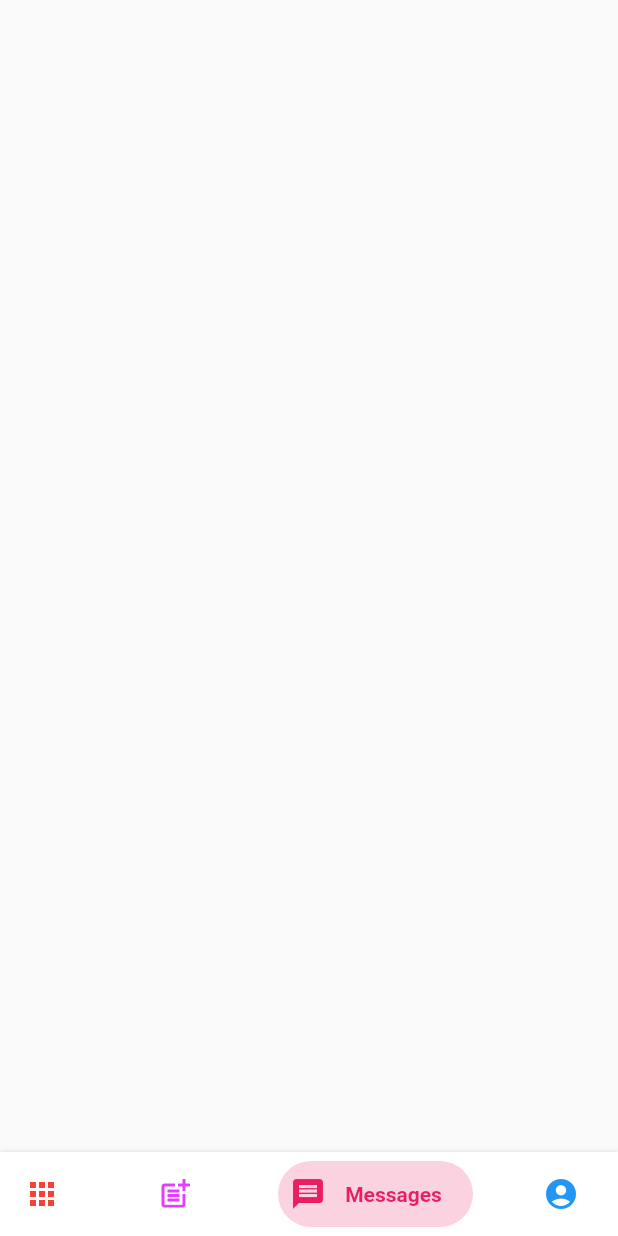
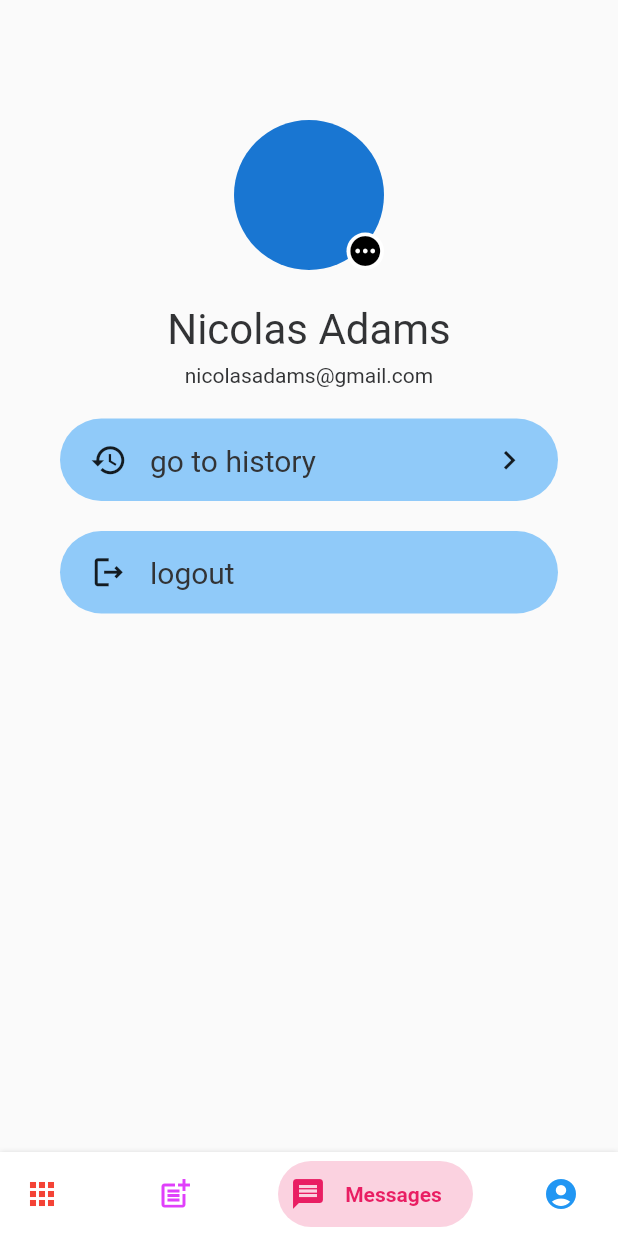
Before and after one commit to profectus200/inno-cart, a Flutter app: the CustomizedBottomNavigationbar screen opened by its route, item 3 of the bottom bar chosen, on a phone screen of 412 x 824 dp. Run offline on Flutter 3.47's test engine with Material 2 defaults, Android fonts, the phone set to English and light mode, and no system bars; drawn by our look-alikes of bottom_navy_bar; our stand-ins replace flutter_secure_storage; accounts and stored records are empty; network calls fail; Roboto replaces fonts that are missing (Poppins).

Commit message:
add profile page with logout

```diff
--- a/lib/main.dart
+++ b/lib/main.dart
@@ -2,15 +2,21 @@ import 'package:flutter/material.dart';
 import 'package:innocart_front/presentation/app_pages/navbar.dart';
 import 'package:innocart_front/presentation/auth/login_page.dart';
 import 'package:innocart_front/presentation/auth/register_page.dart';
+import 'package:innocart_front/presentation/app_pages/profile/profile_page.dart';
 void main() {
-  runApp(MaterialApp(
+
+  runApp(
+      // ProfileScreen()
+// MyApp()
+      MaterialApp(
     debugShowCheckedModeBanner: false,
-    home: const MyLogin(),
-    // home: const CustomizedBottomNavigationbar(),
+    // home: const MyLogin(),
+    home: MyLogin(),
     routes: {
       'register': (context) => const MyRegister(),
       'login': (context) => const MyLogin(),
       'dashboard': (context) => const CustomizedBottomNavigationbar()
     },
-  ));
+  )
+  );
 }
--- a/lib/presentation/app_pages/navbar.dart
+++ b/lib/presentation/app_pages/navbar.dart
@@ -3,7 +3,7 @@ import 'package:innocart_front/presentation/app_pages/add_post_page.dart';
 import 'dashboard_page.dart';
 import 'package:flutter/material.dart';
 import 'package:bottom_navy_bar/bottom_navy_bar.dart';
-
+import 'profile/profile_page.dart';
 
 class CustomizedBottomNavigationbar extends StatefulWidget {
   const CustomizedBottomNavigationbar({Key? key}) : super(key: key);
@@ -34,6 +34,7 @@ class _CustomizedBottomNavigationbarState
       case 2 :
         // return MessagesPage();
       case 3:
+        return ProfileScreen();
         // return SettingPage();
     }
   }
--- /dev/null
+++ b/lib/presentation/app_pages/profile/profile_page.dart
@@ -0,0 +1,150 @@
+import 'package:flutter/material.dart';
+import 'package:innocart_front/presentation/extra/primary_text.dart';
+import 'package:innocart_front/presentation/extra/app_colors.dart';
+import '../../auth/login_page.dart';
+
+class ProfileListItem extends StatelessWidget {
+  final IconData icon;
+  final String text;
+  final bool hasNavigation;
+
+  const ProfileListItem({
+    // Key key,
+    required this.icon,
+    required this.text,
+    this.hasNavigation = true,
+  });
+
+  @override
+  Widget build(BuildContext context) {
+    return Container(
+      height: 10 * 5.5,
+      margin: EdgeInsets.symmetric(
+        horizontal: 10 * 4,
+      ).copyWith(
+        bottom: 10 * 2,
+      ),
+      padding: EdgeInsets.symmetric(
+        horizontal: 10 * 2,
+      ),
+      decoration: BoxDecoration(
+        borderRadius: BorderRadius.circular(10 * 3),
+        color: Theme.of(context).backgroundColor,
+      ),
+      child: Row(
+        children: <Widget>[
+          Icon(
+            this.icon,
+            size: 10 * 2.5,
+          ),
+          SizedBox(width: 10 * 1.5),
+          PrimaryText(text: this.text, size : 20),
+          // Text(
+          //   this.text,
+          //   style: kTitleTextStyle.copyWith(
+          //     fontWeight: FontWeight.w500,
+          //   ),
+          // ),
+          Spacer(),
+          if (this.hasNavigation)
+            Icon(
+              Icons.keyboard_arrow_right,
+              size: 10 * 2.5,
+            ),
+        ],
+      ),
+    );
+  }
+}
+class ProfileScreen extends StatelessWidget {
+  @override
+  Widget build(BuildContext context) {
+    // ScreenUtil.init(context);
+    var profileInfo = Expanded(
+      child: Column(
+        children: <Widget>[
+          Container(
+            height: 10 * 10,
+            width: 10 * 10,
+            margin: EdgeInsets.only(top: 10 * 3),
+            child: Stack(
+              children: <Widget>[
+                CircleAvatar(
+                  radius: 10 * 5,
+                  // backgroundImage: AssetImage('assets/images/avatar.png'),
+                ),
+                Align(
+                  alignment: Alignment.bottomRight,
+                  child: Container(
+                    height: 10 * 2.5,
+                    width: 10 * 2.5,
+                    decoration: BoxDecoration(
+                      color: Theme.of(context).colorScheme.onSecondary,
+                      shape: BoxShape.circle,
+                    ),
+                    child: Center(
+                      heightFactor: 10 * 1.5,
+                      widthFactor: 10 * 1.5,
+                      child: Icon(
+                        Icons.pending,
+                        color: AppColors.black,
+                        // size: ScreenUtil().setSp(10 * 1.5),
+                      ),
+                    ),
+                  ),
+                ),
+              ],
+            ),
+          ),
+          SizedBox(height: 10 * 2),
+          PrimaryText(text: 'Nicolas Adams', size : 28),
+          SizedBox(height: 10 * 0.5),
+          PrimaryText(text: 'nicolasadams@gmail.com', size: 14),
+          SizedBox(height: 10 * 2),
+        ],
+      ),
+    );
+
+    var header = Row(
+      mainAxisAlignment: MainAxisAlignment.spaceBetween,
+      crossAxisAlignment: CrossAxisAlignment.start,
+      children: <Widget>[
+        SizedBox(width: 10 * 3),
+        // Icon(
+        //   LineAwesomeIcons.arrow_left,
+        //   size: ScreenUtil().setSp(10 * 3),
+        // ),
+        profileInfo,
+        // themeSwitcher,
+        SizedBox(width: 10 * 3),
+      ],
+    );
+    return Scaffold(
+      body: Column(
+        children: <Widget>[
+          SizedBox(height: 10 * 5),
+          header,
+          Expanded(
+            child: ListView(
+              children: <Widget>[
+                ProfileListItem(icon: Icons.history, text: "go to history"),
+                GestureDetector(
+                    onTap: () => {
+                      Navigator.push(context,
+                          MaterialPageRoute(builder: (context) => MyLogin()))
+                    },
+                  // onTap: (context, 'login'),
+                  child: ProfileListItem(
+                    icon: Icons.logout_outlined,
+                    text: 'logout',
+                    hasNavigation: false,
+                  ),
+                ),
+              ],
+            ),
+          )
+        ],
+      ),
+    );
+  }
+}
--- a/lib/presentation/extra/app_colors.dart
+++ b/lib/presentation/extra/app_colors.dart
@@ -4,8 +4,14 @@ class AppColors {
   static const white = Colors.white;
   static const secondary = Color(0xff323335);
   static const lightGray = Color(0xffc0c1c3);
-  static const lighterGray = Color(0xffe0e0e0);
+  static const lighterGray = Color(0xFFF3F7FB);
   static const black = Colors.black;
   static const primary = Color(0xfffdc912);
   static const tertiary = Color(0xffff36b6b);
 }
+// additional
+// const kDarkPrimaryColor = Color(0xFF212121);
+// const kDarkYellow = Color(0xFF373737);
+// const kLightPrimaryColor = Color(0xFFFFFFFF);
+// const kLightSecondaryColor = Color(0xFFF3F7FB);
+// const kYellow = Color(0xFFFFC107);
--- a/pubspec.yaml
+++ b/pubspec.yaml
@@ -38,6 +38,9 @@ dependencies:
   http: ^0.13.4
   flutter_secure_storage: ^5.0.2
   bottom_navy_bar: ^6.0.0
+#  animated_theme_switcher: ^2.0.5
+  flutter_screenutil: ^5.5.3
+#  theme_provider: ^0.5.0
 
 dev_dependencies:
   flutter_test:
```
Also changed, not shown: pubspec.lock.
